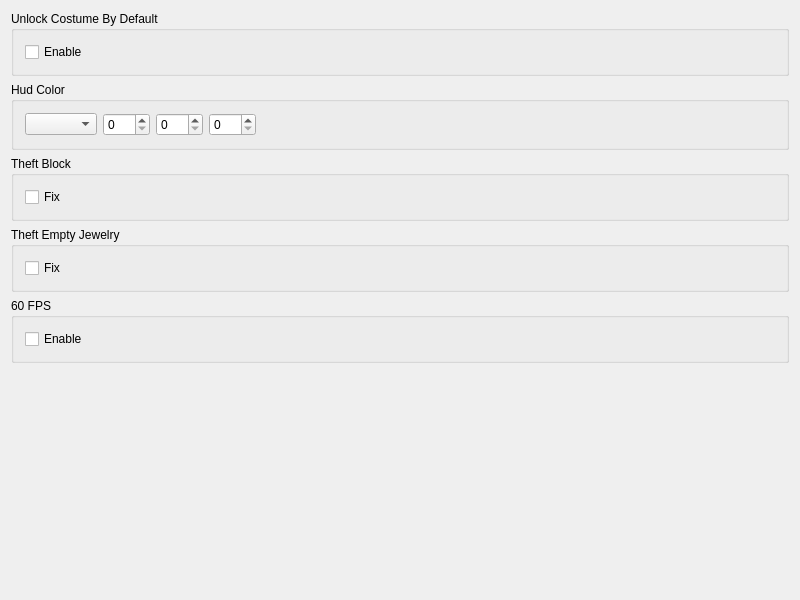
Meos4/Darkstone-PS1-Tweaks, file src/FrontendQt/TweaksWidget.ui: the form before one commit.
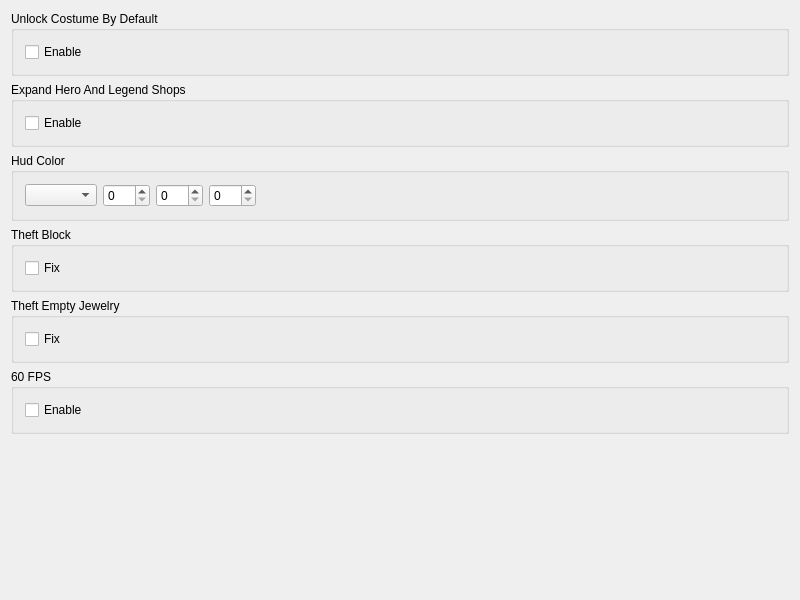
The form after the commit.

Commit message: Add feature expand hero And legend shops

What changed in the file:
```diff
--- a/src/FrontendQt/TweaksWidget.ui
+++ b/src/FrontendQt/TweaksWidget.ui
@@ -14,7 +14,7 @@
    <string>TweaksWidget</string>
   </property>
   <layout class="QGridLayout" name="gridLayout">
-   <item row="2" column="0">
+   <item row="3" column="0">
     <widget class="QGroupBox" name="theftBlock">
      <property name="title">
       <string>Theft Block</string>
@@ -30,39 +30,7 @@
      </layout>
     </widget>
    </item>
-   <item row="3" column="0">
-    <widget class="QGroupBox" name="theftEmptyJewelry">
-     <property name="title">
-      <string>Theft Empty Jewelry</string>
-     </property>
-     <layout class="QVBoxLayout" name="verticalLayout_3">
-      <item>
-       <widget class="QCheckBox" name="theftEmptyJewelryFix">
-        <property name="text">
-         <string>Fix</string>
-        </property>
-       </widget>
-      </item>
-     </layout>
-    </widget>
-   </item>
-   <item row="0" column="0">
-    <widget class="QGroupBox" name="unlockCostumeByDefault">
-     <property name="title">
-      <string>Unlock Costume By Default</string>
-     </property>
-     <layout class="QVBoxLayout" name="verticalLayout_2">
-      <item>
-       <widget class="QCheckBox" name="unlockCostumeByDefaultEnable">
-        <property name="text">
-         <string>Enable</string>
-        </property>
-       </widget>
-      </item>
-     </layout>
-    </widget>
-   </item>
-   <item row="8" column="0">
+   <item row="9" column="0">
     <spacer name="verticalSpacer">
      <property name="orientation">
       <enum>Qt::Vertical</enum>
@@ -76,13 +44,29 @@
     </spacer>
    </item>
    <item row="4" column="0">
-    <widget class="QGroupBox" name="framerate60">
+    <widget class="QGroupBox" name="theftEmptyJewelry">
      <property name="title">
-      <string>60 FPS</string>
+      <string>Theft Empty Jewelry</string>
      </property>
-     <layout class="QVBoxLayout" name="verticalLayout">
+     <layout class="QVBoxLayout" name="verticalLayout_3">
       <item>
-       <widget class="QCheckBox" name="framerate60Enable">
+       <widget class="QCheckBox" name="theftEmptyJewelryFix">
+        <property name="text">
+         <string>Fix</string>
+        </property>
+       </widget>
+      </item>
+     </layout>
+    </widget>
+   </item>
+   <item row="0" column="0">
+    <widget class="QGroupBox" name="unlockCostumeByDefault">
+     <property name="title">
+      <string>Unlock Costume By Default</string>
+     </property>
+     <layout class="QVBoxLayout" name="verticalLayout_2">
+      <item>
+       <widget class="QCheckBox" name="unlockCostumeByDefaultEnable">
         <property name="text">
          <string>Enable</string>
         </property>
@@ -91,7 +75,7 @@
      </layout>
     </widget>
    </item>
-   <item row="1" column="0">
+   <item row="2" column="0">
     <widget class="QGroupBox" name="hudColor">
      <property name="title">
       <string>Hud Color</string>
@@ -150,6 +134,38 @@
      </layout>
     </widget>
    </item>
+   <item row="5" column="0">
+    <widget class="QGroupBox" name="framerate60">
+     <property name="title">
+      <string>60 FPS</string>
+     </property>
+     <layout class="QVBoxLayout" name="verticalLayout">
+      <item>
+       <widget class="QCheckBox" name="framerate60Enable">
+        <property name="text">
+         <string>Enable</string>
+        </property>
+       </widget>
+      </item>
+     </layout>
+    </widget>
+   </item>
+   <item row="1" column="0">
+    <widget class="QGroupBox" name="expandHeroAndLegendShops">
+     <property name="title">
+      <string>Expand Hero And Legend Shops</string>
+     </property>
+     <layout class="QVBoxLayout" name="verticalLayout_4">
+      <item>
+       <widget class="QCheckBox" name="expandHeroAndLegendShopsEnable">
+        <property name="text">
+         <string>Enable</string>
+        </property>
+       </widget>
+      </item>
+     </layout>
+    </widget>
+   </item>
   </layout>
  </widget>
  <layoutdefault spacing="6" margin="11"/>
```
The commit also changes 8 other files.
